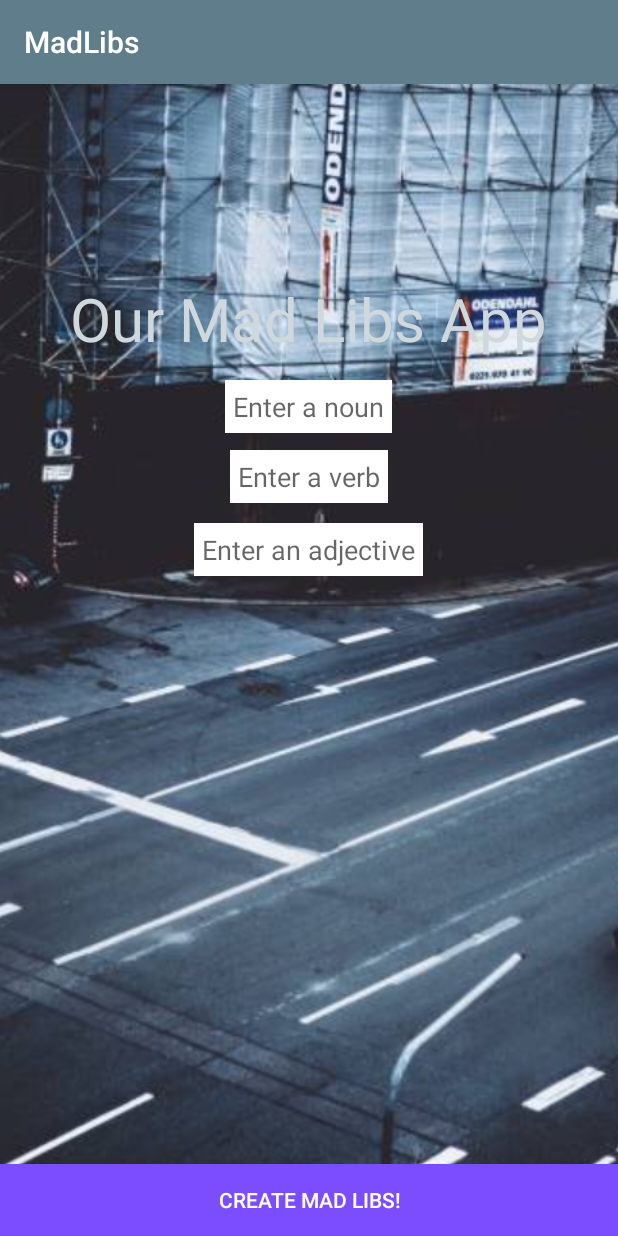
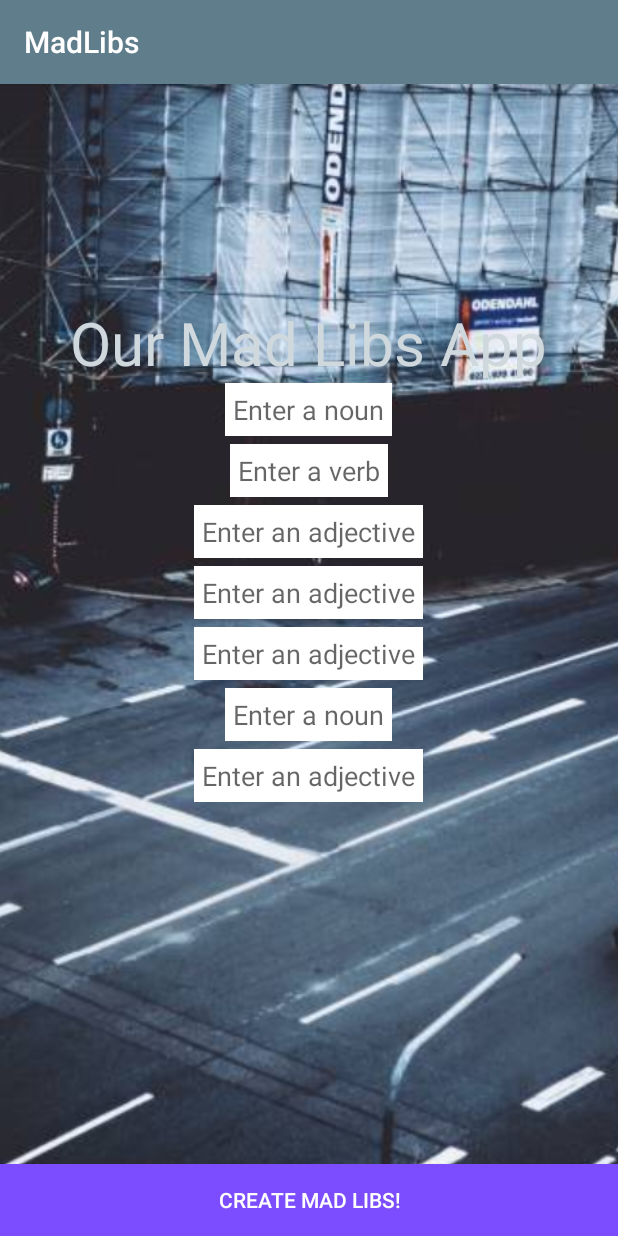
Before and after one commit to katetrahan/MadLibAndroid, an Android app: the screen it shows after launch (MainActivity), on a phone screen of 412 x 824 dp. Run offline under Robolectric (Android 15) with nearby library versions, the phone set to English and light mode, and no system bars; our stand-ins replace ButterKnife.

Commit message:
add user input

```diff
--- a/app/build.gradle
+++ b/app/build.gradle
@@ -26,5 +26,6 @@ dependencies {
     })
     compile 'com.android.support:appcompat-v7:26.+'
     compile 'com.android.support.constraint:constraint-layout:1.0.2'
+    compile 'com.jakewharton:butterknife:7.0.1'
     testCompile 'junit:junit:4.12'
 }
--- a/app/src/main/java/com/example/guest/madlibs/MainActivity.java
+++ b/app/src/main/java/com/example/guest/madlibs/MainActivity.java
@@ -7,38 +7,50 @@ import android.util.Log;
 import android.view.View;
 import android.widget.Button;
 import android.widget.EditText;
+import butterknife.Bind;
+import butterknife.ButterKnife;
 
 
 public class MainActivity extends AppCompatActivity {
 //    public static final String TAG = MainActivity.class.getSimpleName();
-    private Button mCreateMadLibsButton;
-    private EditText mNounEditText;
-    private EditText mVerbEditText;
-    private EditText mAdjEditText;
+    @Bind(R.id.createMadLibsButton)Button mCreateMadLibsButton;
+    @Bind(R.id.nounEditText)EditText mNounEditText;
+    @Bind(R.id.verbEditText)EditText mVerbEditText;
+    @Bind(R.id.adjEditText)EditText mAdjEditText;
+    @Bind(R.id.adj1EditText)EditText mAdj1EditText;
+    @Bind(R.id.adj2EditText)EditText mAdj2EditText;
+    @Bind(R.id.noun1EditText)EditText mNoun1EditText;
+    @Bind(R.id.adj3EditText)EditText mAdj3EditText;
+
 
 
     @Override
     protected void onCreate(Bundle savedInstanceState) {
         super.onCreate(savedInstanceState);
         setContentView(R.layout.activity_main);
-        mNounEditText = (EditText)  findViewById(R.id.nounEditText);
-        mVerbEditText = (EditText)  findViewById(R.id.verbEditText);
-        mAdjEditText = (EditText) findViewById(R.id.adjEditText);
+        ButterKnife.bind(this);
 
-        mCreateMadLibsButton = (Button) findViewById(R.id.createMadLibsButton);
 
         mCreateMadLibsButton.setOnClickListener(new View.OnClickListener() {
 
             @Override
             public void onClick(View v) {
                 String noun = mNounEditText.getText().toString();
+                String noun1 = mNoun1EditText.getText().toString();
                 String verb = mVerbEditText.getText().toString();
                 String adj = mAdjEditText.getText().toString();
+                String adj1 = mAdj1EditText.getText().toString();
+                String adj2 = mAdj2EditText.getText().toString();
+                String adj3 = mAdj3EditText.getText().toString();
 //                Log.d(TAG, noun);
                 Intent intent = new Intent(MainActivity.this, StoryActivity.class);
                 intent.putExtra("noun",noun);
+                intent.putExtra("noun1", noun1);
                 intent.putExtra("verb", verb);
                 intent.putExtra("adj",adj);
+                intent.putExtra("adj1", adj1);
+                intent.putExtra("adj2",adj2);
+                intent.putExtra("adj3",adj3);
                 startActivity(intent);
             }
 
--- a/app/src/main/java/com/example/guest/madlibs/StoryActivity.java
+++ b/app/src/main/java/com/example/guest/madlibs/StoryActivity.java
@@ -4,21 +4,29 @@ import android.content.Intent;
 import android.support.v7.app.AppCompatActivity;
 import android.os.Bundle;
 import android.widget.TextView;
+import butterknife.Bind;
+import butterknife.ButterKnife;
 
 public class StoryActivity extends AppCompatActivity {
-    private TextView mStoryTextView;
+    @Bind(R.id.storyTextView) TextView mStoryTextView;
+
 
     @Override
     protected void onCreate(Bundle savedInstanceState) {
         super.onCreate(savedInstanceState);
         setContentView(R.layout.activity_story);
+        ButterKnife.bind(this);
 
-        mStoryTextView = (TextView) findViewById(R.id.storyTextView);
+
         Intent intent = getIntent();
         String noun = intent.getStringExtra("noun");
+        String noun1 = intent.getStringExtra("noun1");
         String verb = intent.getStringExtra("verb");
         String adj = intent.getStringExtra("adj");
+        String adj1 = intent.getStringExtra("adj1");
+        String adj2 = intent.getStringExtra("adj2");
+        String adj3 = intent.getStringExtra("adj3");
 //       mNounTextView.setText("Hello " + noun);
-        mStoryTextView.setText("blah blah blah" + noun + verb + adj);
+        mStoryTextView.setText("Hello" + " " + noun + ",\n" + "You will" + " " + verb + " " + "into the future, with" + " " + adj + " " + "and" + " " + " " + adj1 +  ".\n" + "You will find" + " "+  adj2  + "," + " " + "in" + " " +  noun1 + " " + ", and" + " " + adj3 + " " + "in" +" " + "Hell");
     }
 }
--- a/app/src/main/res/layout/activity_main.xml
+++ b/app/src/main/res/layout/activity_main.xml
@@ -18,7 +18,7 @@
         android:layout_width="wrap_content"
         android:layout_height="wrap_content"
         android:text="Our Mad Libs App"
-        android:layout_marginTop="129dp"
+        android:layout_marginTop="145dp"
         android:textSize="40dp"
         android:textColor="@color/colorPrimaryLight"
         android:id="@+id/textView"
@@ -33,9 +33,8 @@
         android:background="@color/colorTextIcons"
         android:padding="5dp"
         android:hint="Enter a noun"
-        android:layout_marginTop="14dp"
         android:layout_below="@+id/textView"
-        android:layout_centerHorizontal="true" />
+        android:layout_centerHorizontal="true"/>
 
     <EditText
         android:layout_width="wrap_content"
@@ -44,9 +43,10 @@
         android:background="@color/colorTextIcons"
         android:padding="5dp"
         android:hint="Enter a verb"
-        android:layout_marginTop="11dp"
+        android:layout_marginTop="5dp"
         android:layout_below="@+id/nounEditText"
         android:layout_centerHorizontal="true" />
+
 
     <EditText
         android:layout_width="wrap_content"
@@ -55,8 +55,52 @@
         android:background="@color/colorTextIcons"
         android:padding="5dp"
         android:hint="Enter an adjective"
-        android:layout_marginTop="13dp"
+        android:layout_marginTop="5dp"
         android:layout_below="@+id/verbEditText"
+        android:layout_centerHorizontal="true" />
+
+    <EditText
+        android:layout_width="wrap_content"
+        android:layout_height="wrap_content"
+        android:id="@+id/adj1EditText"
+        android:background="@color/colorTextIcons"
+        android:padding="5dp"
+        android:hint="Enter an adjective"
+        android:layout_marginTop="5dp"
+        android:layout_below="@+id/adjEditText"
+        android:layout_centerHorizontal="true" />
+
+    <EditText
+        android:layout_width="wrap_content"
+        android:layout_height="wrap_content"
+        android:id="@+id/adj2EditText"
+        android:background="@color/colorTextIcons"
+        android:padding="5dp"
+        android:hint="Enter an adjective"
+        android:layout_marginTop="5dp"
+        android:layout_below="@+id/adj1EditText"
+        android:layout_centerHorizontal="true" />
+
+    <EditText
+        android:layout_width="wrap_content"
+        android:layout_height="wrap_content"
+        android:id="@+id/noun1EditText"
+        android:background="@color/colorTextIcons"
+        android:padding="5dp"
+        android:hint="Enter a noun"
+        android:layout_marginTop="5dp"
+        android:layout_below="@+id/adj2EditText"
+        android:layout_centerHorizontal="true" />
+
+    <EditText
+        android:layout_width="wrap_content"
+        android:layout_height="wrap_content"
+        android:id="@+id/adj3EditText"
+        android:background="@color/colorTextIcons"
+        android:padding="5dp"
+        android:hint="Enter an adjective"
+        android:layout_marginTop="5dp"
+        android:layout_below="@+id/noun1EditText"
         android:layout_centerHorizontal="true" />
 
 
--- a/app/src/main/res/layout/activity_story.xml
+++ b/app/src/main/res/layout/activity_story.xml
@@ -8,13 +8,15 @@
 
 
     <TextView
+        android:id="@+id/storyTextView"
         android:layout_width="wrap_content"
         android:layout_height="wrap_content"
-        android:text=" "
-        android:id="@+id/storyTextView"
-
+        android:layout_alignParentTop="true"
         android:layout_centerHorizontal="true"
-        android:layout_marginBottom="65dp" />
+        android:layout_marginTop="74dp"
+        android:padding="50dp"
+        android:text="filler text"
+        android:textSize="25dp" />
 
 
 
```
